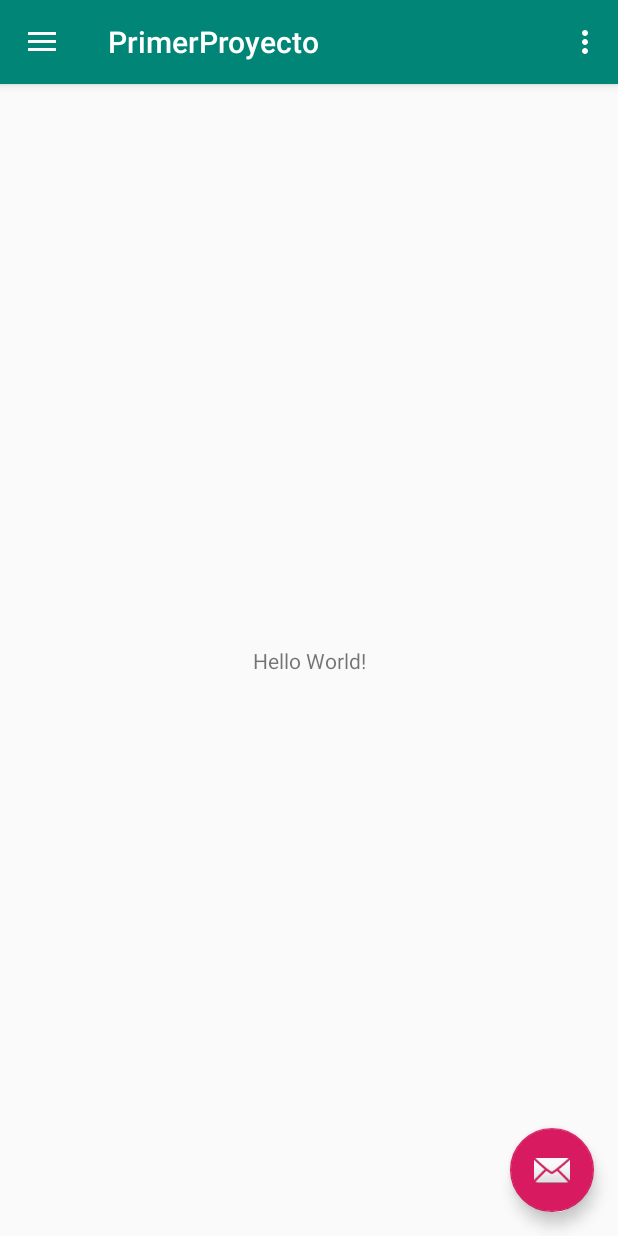
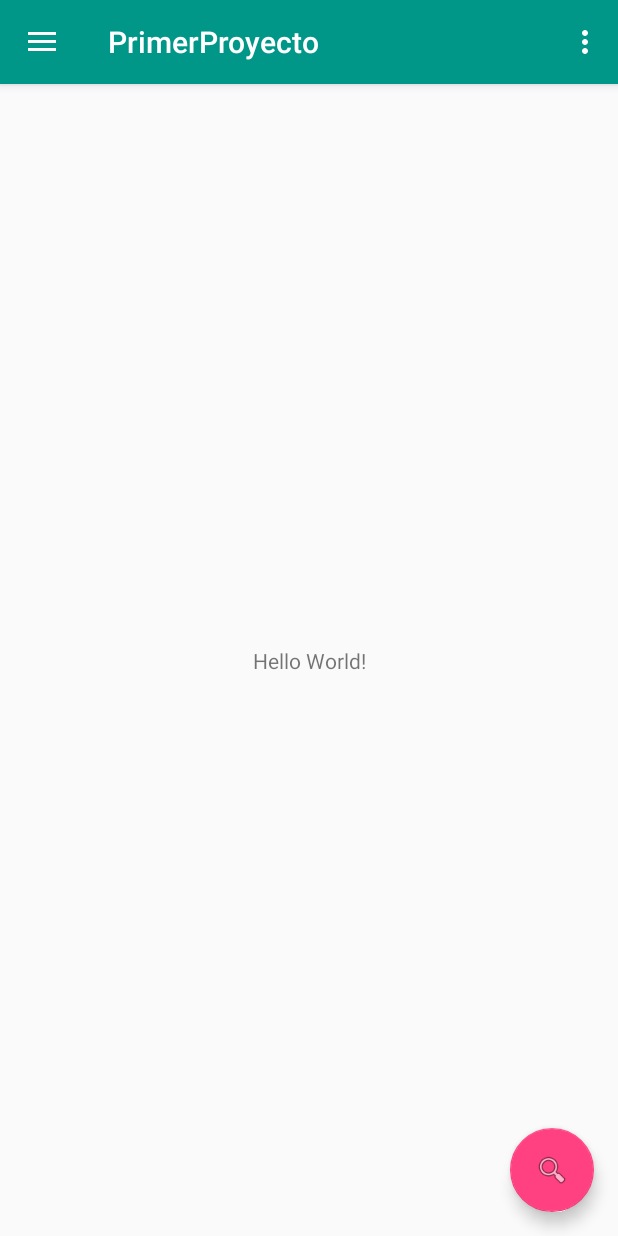
Before and after one commit to ChristianNunez58/SiccoAndroid, an Android app: the screen it shows after launch (PantallaInicio), on a phone screen of 412 x 824 dp. Run offline under Robolectric (Android 15) with nearby library versions, the phone set to English and light mode, and no system bars.

Commit message:
SICCO jaja

```diff
--- a/app/src/main/res/layout/app_bar_pantalla_inicio.xml
+++ b/app/src/main/res/layout/app_bar_pantalla_inicio.xml
@@ -28,6 +28,6 @@
         android:layout_height="wrap_content"
         android:layout_gravity="bottom|end"
         android:layout_margin="@dimen/fab_margin"
-        app:srcCompat="@android:drawable/ic_dialog_email" />
+        app:srcCompat="@android:drawable/ic_menu_search" />
 
 </android.support.design.widget.CoordinatorLayout>
--- a/app/src/main/res/values/colors.xml
+++ b/app/src/main/res/values/colors.xml
@@ -1,6 +1,11 @@
 <?xml version="1.0" encoding="utf-8"?>
 <resources>
-    <color name="colorPrimary">#008577</color>
-    <color name="colorPrimaryDark">#00574B</color>
-    <color name="colorAccent">#D81B60</color>
+    <color name="colorPrimary">#009688</color>
+    <color name="colorPrimaryDark">#00796B</color>
+    <color name="coloPrimaryLight">#B2DFDB</color>
+    <color name="colorAccent">#ff4081</color>
+    <color name="colorPrimaryText">#212121</color>
+    <color name="colorSecondaryText">#757575</color>
+    <color name="colorIcons">#FFFFFF</color>
+    <color name="colorDivider">#BDBDBD</color>
 </resources>
```
Also changed, not shown: app/src/main/res/drawable/ic_auto_fix.xml (added, +9 -0 lines), app/src/main/res/drawable/ic_baseline_category_24px.xml (added, +15 -0 lines), app/src/main/res/drawable/ic_cube_send.xml (added, +9 -0 lines), app/src/main/res/drawable/ic_menu_user.xml (added, +9 -0 lines).
